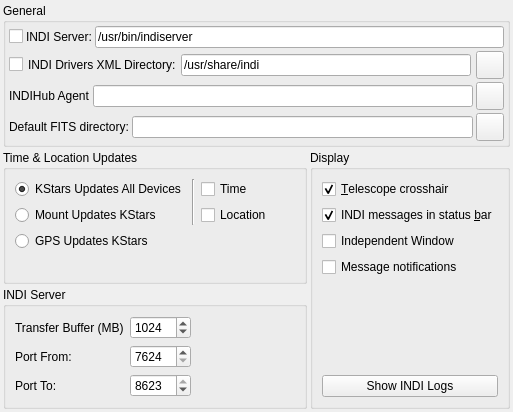
This is kstars-astropi/kstars/indi/opsindi.ui in Andre87osx/AstroPi-system as Qt 5 draws it before an edit. The edited form follows.
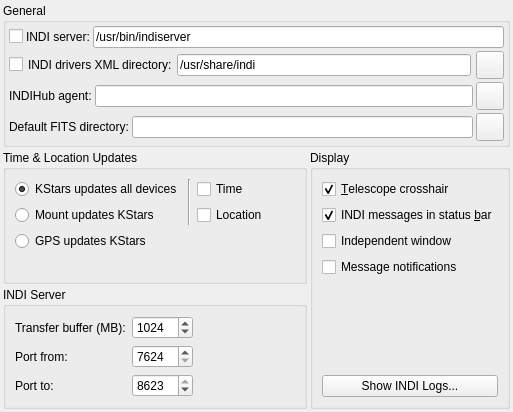
This is the edited form.

Commit message:
Start import KDE KStars 3.5.5 (#66)
* Start import KDE KStars 3.5.5

fadc315a - Sync startup time to system when starting a profile in EkosLive

* indi sync 7c194609

Define min alt 10>15
#67 scheduler.ui 1635 delete hack to set minalt as default

* minor fix 3ad663d8

* last KStars 3.5.5 change

```diff
--- a/kstars-astropi/kstars/indi/opsindi.ui
+++ b/kstars-astropi/kstars/indi/opsindi.ui
@@ -65,7 +65,7 @@
            <string>Default INDI video port</string>
           </property>
           <property name="text">
-           <string>INDI Server:</string>
+           <string>INDI server:</string>
           </property>
          </widget>
         </item>
@@ -102,7 +102,7 @@
            <string>Default INDI video port</string>
           </property>
           <property name="text">
-           <string>INDI Drivers XML Directory:</string>
+           <string>INDI drivers XML directory:</string>
           </property>
          </widget>
         </item>
@@ -151,7 +151,7 @@
         <item>
          <widget class="QLabel" name="label_3">
           <property name="text">
-           <string>INDIHub Agent</string>
+           <string>INDIHub agent:</string>
           </property>
          </widget>
         </item>
@@ -251,7 +251,7 @@
                <string>&lt;html&gt;&lt;head/&gt;&lt;body&gt;&lt;p&gt;KStars is the master source for time and location settings. All INDI devices time and locations settings are synchronized to KStars settings.&lt;/p&gt;&lt;/body&gt;&lt;/html&gt;</string>
               </property>
               <property name="text">
-               <string>KStars Updates All Devices</string>
+               <string>KStars updates all devices</string>
               </property>
               <property name="checkable">
                <bool>true</bool>
@@ -290,7 +290,7 @@
                <string>&lt;html&gt;&lt;head/&gt;&lt;body&gt;&lt;p&gt;Mount handset is the master source of time and location settings. KStars time and location settings are synchronized with controller settings.&lt;/p&gt;&lt;/body&gt;&lt;/html&gt;</string>
               </property>
               <property name="text">
-               <string>Mount Updates KStars</string>
+               <string>Mount updates KStars</string>
               </property>
              </widget>
             </item>
@@ -316,7 +316,7 @@
                <string>&lt;html&gt;&lt;head/&gt;&lt;body&gt;&lt;p&gt;GPS driver is the master source of time and location settings. KStars time and location settings are synchronized with GPS settings.&lt;/p&gt;&lt;/body&gt;&lt;/html&gt;</string>
               </property>
               <property name="text">
-               <string>GPS Updates KStars</string>
+               <string>GPS updates KStars</string>
               </property>
              </widget>
             </item>
@@ -367,21 +367,21 @@
             <item>
              <widget class="QLabel" name="label_4">
               <property name="text">
-               <string>Transfer Buffer (MB)</string>
+               <string>Transfer buffer (MB):</string>
               </property>
              </widget>
             </item>
             <item>
              <widget class="QLabel" name="label">
               <property name="text">
-               <string>Port From:</string>
+               <string>Port from:</string>
               </property>
              </widget>
             </item>
             <item>
              <widget class="QLabel" name="label_2">
               <property name="text">
-               <string>Port To:</string>
+               <string>Port to:</string>
               </property>
              </widget>
             </item>
@@ -510,7 +510,7 @@
         <item>
          <widget class="QCheckBox" name="kcfg_independentWindowINDI">
           <property name="text">
-           <string>Independent Window</string>
+           <string>Independent window</string>
           </property>
          </widget>
         </item>
@@ -543,7 +543,7 @@
         <item>
          <widget class="QPushButton" name="showLogsB">
           <property name="text">
-           <string>Show INDI Logs</string>
+           <string>Show INDI Logs...</string>
           </property>
          </widget>
         </item>
```
Left out of the diff: 6 changed lines with no effect on the pictures. The commit also changes 521 other files.
